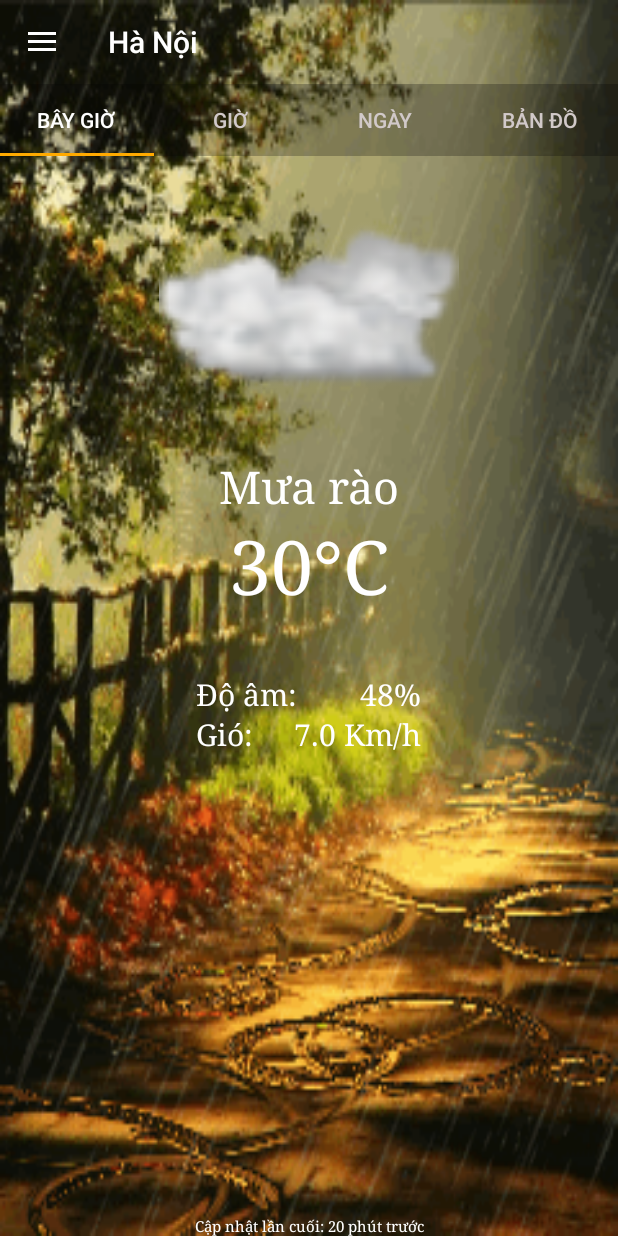
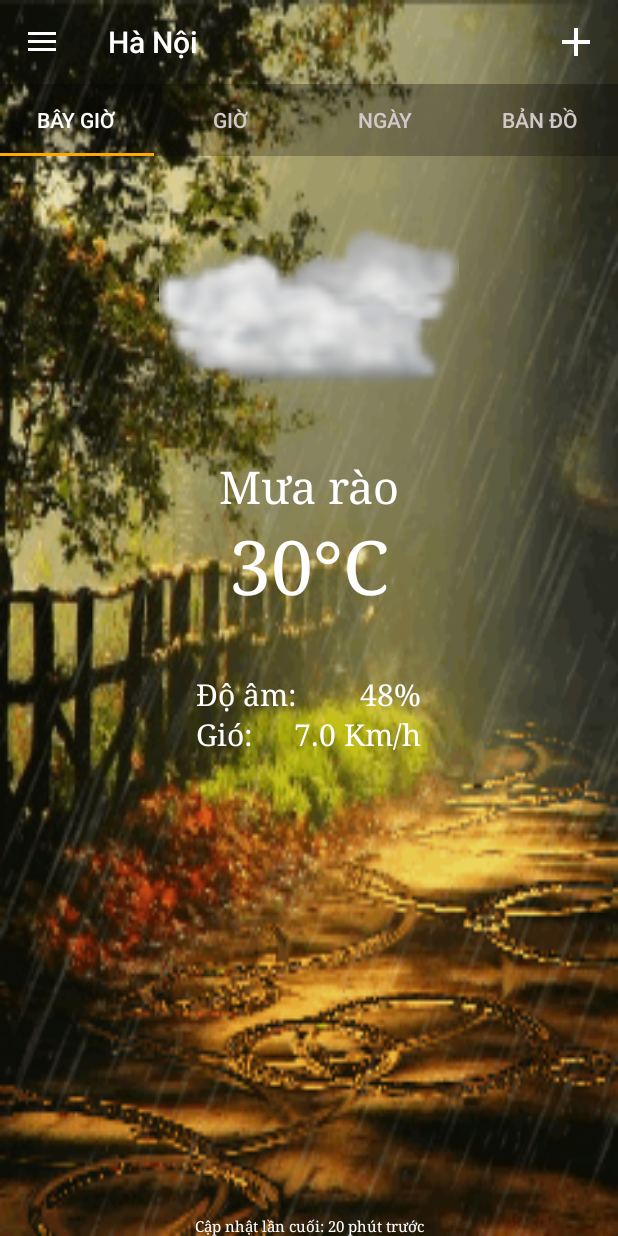
Before and after one commit to sunado/Weather_DTUI_group7, an Android app: the screen it shows after launch (MainActivity), on a phone screen of 412 x 824 dp. Run offline under Robolectric (Android 15) with nearby library versions, the phone set to English and light mode, and no system bars; libraries missing offline, so code that uses them is left out: com.cjj, com.github.mikephil.charting, pl.droidsonroids.gif; plain views replace GifTextView, MaterialRefreshLayout; 32 statements that could not run were skipped.

Commit message:
Merge branch 'master' of C:\Users\admin\AndroidStudioProjects\Weather_DTUI_group7 with conflicts.

```diff
--- a/app/src/main/java/com/example/admin/weather_dtui_group7/HourlyFragment.java
+++ b/app/src/main/java/com/example/admin/weather_dtui_group7/HourlyFragment.java
@@ -119,7 +119,7 @@ public class HourlyFragment extends Fragment {
         listitem.add(new ItemHourly("23:00",R.drawable.status2,"Mưa rào nhẹ","24\u00b0"));
         listitem.add(new ItemHourly("0:00",R.drawable.status1,"Nắng nhẹ","30\u00b0"));
         listitem.add(new ItemHourly("1:00",R.drawable.status3,"Nắng gay gắt","33\u00b0"));
-        listitem.add(new ItemHourly("2:00",R.drawable.status_cloud_sun,"Nhiều mây","28\u00b0"));
+        listitem.add(new ItemHourly("2:00",R.drawable.status6,"Nhiều mây","28\u00b0"));
 
         ItemHourlyAdapter adapter =new ItemHourlyAdapter(view.getContext(),listitem);
 
--- a/app/src/main/java/com/example/admin/weather_dtui_group7/ItemHourlyAdapter.java
+++ b/app/src/main/java/com/example/admin/weather_dtui_group7/ItemHourlyAdapter.java
@@ -60,12 +60,6 @@ public class ItemHourlyAdapter extends BaseAdapter {
             holder.image =(ImageView)convertView.findViewById(R.id.image);
             holder.status = (TextView)convertView.findViewById(R.id.status_hourly);
             convertView.setTag(holder);
-            if (!animationStates[position]) {
-                animationStates[position] = true;
-                Animation animation = AnimationUtils.loadAnimation(mContext, R.anim.fade_in);
-                animation.setStartOffset(position*700);
-                convertView.startAnimation(animation);
-            }
         }
         else {
             holder =(ItemHourlyAdapter.ViewHolder)convertView.getTag();
--- a/app/src/main/java/com/example/admin/weather_dtui_group7/MainActivity.java
+++ b/app/src/main/java/com/example/admin/weather_dtui_group7/MainActivity.java
@@ -1,5 +1,6 @@
 package com.example.admin.weather_dtui_group7;
 
+import android.graphics.Color;
 import android.os.Handler;
 import android.support.design.widget.NavigationView;
 import android.support.v4.app.FragmentActivity;
@@ -9,6 +10,8 @@ import android.support.v4.widget.DrawerLayout;
 import android.support.v4.widget.SwipeRefreshLayout;
 import android.support.v7.app.ActionBarDrawerToggle;
 import android.os.Bundle;
+import android.support.v7.app.AppCompatActivity;
+import android.view.Menu;
 import android.view.MenuItem;
 import android.view.View;
 
@@ -19,7 +22,24 @@ import pl.droidsonroids.gif.GifTextView;
 import pl.droidsonroids.gif.GifTextureView;
 
 
-public class MainActivity extends FragmentActivity {
+public class MainActivity extends AppCompatActivity {
+
+    @Override
+    public boolean onOptionsItemSelected(MenuItem item) {
+        int id = item.getItemId();
+
+        //noinspection SimplifiableIfStatement
+        if (id == R.id.add) {
+            return true;
+        }
+        return super.onOptionsItemSelected(item);
+    }
+
+    @Override
+    public boolean onCreateOptionsMenu(Menu menu) {
+        getMenuInflater().inflate(R.menu.menu_main, menu);
+        return true;
+    }
 
     @Override
     protected void onCreate(Bundle savedInstanceState) {
@@ -64,49 +84,18 @@ public class MainActivity extends FragmentActivity {
         });
 
 
-                /**
-                 * Setup click events on the Navigation View Items.
-                 */
-
-        mNavigationView.setNavigationItemSelectedListener(new NavigationView.OnNavigationItemSelectedListener() {
-            @Override
-            public boolean onNavigationItemSelected(MenuItem menuItem) {
-                mDrawerLayout.closeDrawers();
-
-
-
-                if (menuItem.getItemId() == R.id.nav_item_sent) {
-                    FragmentTransaction fragmentTransaction = mFragmentManager.beginTransaction();
-                    fragmentTransaction.replace(R.id.containerView,new NowFragment()).commit();
-
-                }
-
-                if (menuItem.getItemId() == R.id.nav_item_inbox) {
-                    FragmentTransaction xfragmentTransaction = mFragmentManager.beginTransaction();
-                    xfragmentTransaction.replace(R.id.containerView,new TabFragment()).commit();
-                }
-
-                return false;
-            }
-
-        });
 
         /**
          * Setup Drawer Toggle of the Toolbar
          */
 
         android.support.v7.widget.Toolbar toolbar = (android.support.v7.widget.Toolbar) findViewById(R.id.toolbar);
+        setSupportActionBar(toolbar);
         ActionBarDrawerToggle mDrawerToggle = new ActionBarDrawerToggle(this,mDrawerLayout, toolbar,R.string.app_name,
-                R.string.app_name){
-            @Override
-            public void onDrawerSlide(View drawerView, float slideOffset) {
-                View container = findViewById(R.id.containerView);
-                container.setTranslationX(slideOffset * drawerView.getWidth());
-            }
-        };
+                R.string.app_name);
 
         mDrawerLayout.setDrawerListener(mDrawerToggle);
-
+        mDrawerLayout.setBackgroundColor(Color.parseColor("#10000000"));
         mDrawerToggle.syncState();
 
     }
--- a/app/src/main/res/anim/fade_in.xml
+++ b/app/src/main/res/anim/fade_in.xml
@@ -1,15 +1,5 @@
-<set
-    xmlns:android="http://schemas.android.com/apk/res/android"
-    android:fillAfter="true">
-    <translate
-
-        android:duration="400"
-
-        android:fromXDelta="0%"
-
-        android:fromYDelta="100%"
-
-        android:toXDelta="0%"
-
-        android:toYDelta="0%" />
-</set>
+<alpha xmlns:android="http://schemas.android.com/apk/res/android"
+    android:duration="100"
+    android:fromAlpha="0.0"
+    android:interpolator="@android:anim/accelerate_interpolator"
+    android:toAlpha="1.0" />
--- /dev/null
+++ b/app/src/main/res/drawable/auto_text.xml
@@ -0,0 +1,4 @@
+<?xml version="1.0" encoding="utf-8"?>
+<selector xmlns:android="http://schemas.android.com/apk/res/android">
+
+</selector>
--- /dev/null
+++ b/app/src/main/res/drawable/ic_add.xml
@@ -0,0 +1,9 @@
+<vector xmlns:android="http://schemas.android.com/apk/res/android"
+    android:width="100dp"
+    android:height="100dp"
+    android:viewportWidth="24.0"
+    android:viewportHeight="24.0">
+    <path
+        android:fillColor="#FFFFFFFF"
+        android:pathData="M19,13h-6v6h-2v-6H5v-2h6V5h2v6h6v2z"/>
+</vector>
--- a/app/src/main/res/menu/drawermenu.xml
+++ b/app/src/main/res/menu/drawermenu.xml
@@ -1,44 +1,34 @@
 <?xml version="1.0" encoding="utf-8"?>
 <menu xmlns:android="http://schemas.android.com/apk/res/android">
 
-    <item android:title="Location"
+    <item android:title="Địa Điểm Hiện Tại"
         android:icon="@drawable/location"
         />
 
-    <item android:title="Inbox"
+    <item android:title="Hà Nội"
         android:id="@+id/nav_item_inbox"
-        android:icon="@drawable/inbox"
+
         />
-
-    <item android:title="Sent"
-        android:id="@+id/nav_item_sent"
-        android:icon="@drawable/sent"
-        />
-
-
-
-
-
-    <item android:title="Others">
+    <item android:title="Khác">
         <menu>
             <item
-                android:title="Spam"
+                android:title="Cài đặt"
                 />
             <item
-                android:title="Bin"
-                android:icon="@drawable/bin"
+                android:title="Gửi phản hồi"
+                android:icon="@drawable/sent"
                 />
         </menu>
     </item>
-    <item android:title="Share"
+    <item android:title="Chia sẻ"
         android:icon="@drawable/share"
         />
     <group android:id="@+id/group_settings_id">
 
-        <item android:title="Settings"
+        <item android:title="Đánh giá ứng dụng"
             android:icon="@drawable/setting"
             />
-        <item android:title="Help"
+        <item android:title="Trợ giúp"
             android:icon="@drawable/help"
             />
     </group>
--- /dev/null
+++ b/app/src/main/res/menu/menu_main.xml
@@ -0,0 +1,11 @@
+<?xml version="1.0" encoding="utf-8"?>
+<menu xmlns:android="http://schemas.android.com/apk/res/android"
+    xmlns:app="http://schemas.android.com/apk/res-auto">
+    <item
+        android:id="@+id/add"
+        android:orderInCategory="200"
+        android:title="Search"
+        android:icon="@drawable/ic_add"
+        app:showAsAction="ifRoom"
+        ></item>
+</menu>
```
Also changed, not shown: app/src/main/java/com/example/admin/weather_dtui_group7/AddLocation.java (added, +13 -0 lines), app/src/main/java/com/example/admin/weather_dtui_group7/ItemDailyAdapter.java (+1 -6 lines), app/src/main/res/layout/activity_add_location.xml (added, +13 -0 lines), app/src/main/res/drawable/info.png (added), app/src/main/res/drawable/placeholder.png (added), app/src/main/res/drawable/sentmail.png (added), app/src/main/res/drawable/settings.png (added), app/src/main/res/drawable/share.png, app/src/main/res/drawable/star.png (added).
